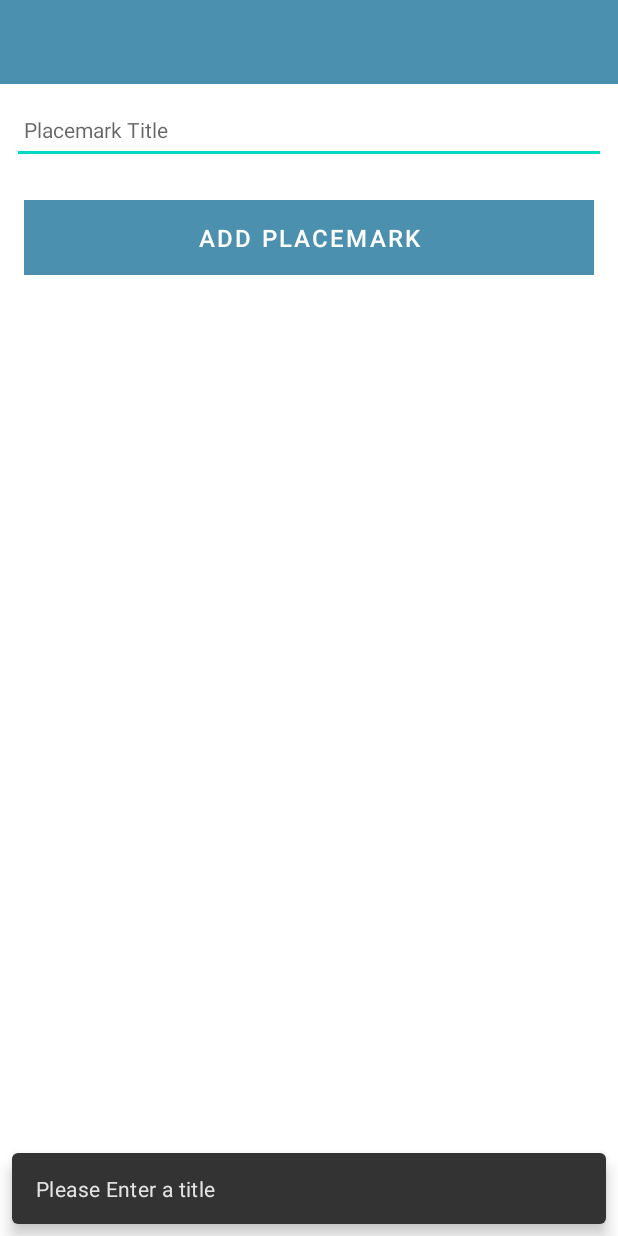
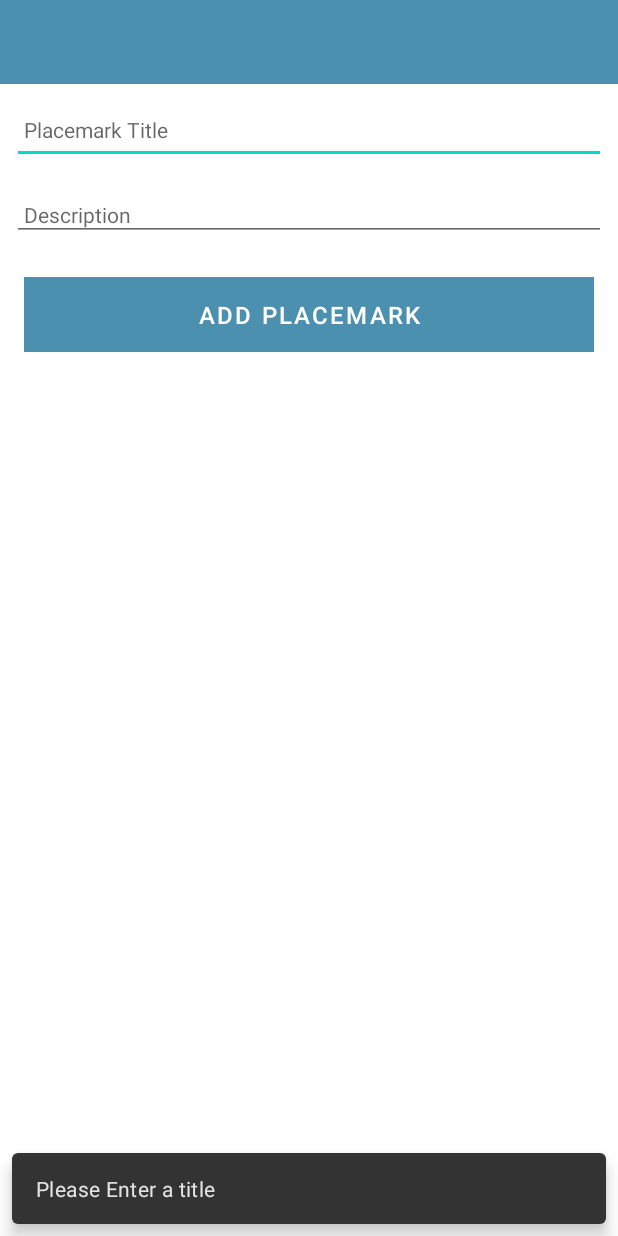
Before and after one commit to SPowerRoche/TestPlaceMark, an Android app: the screen it shows after launch (PlacemarkActivity), after a tap on "ADD PLACEMARK", on a phone screen of 412 x 824 dp. Run offline under Robolectric (Android 15) with nearby library versions, the phone set to English and light mode, and no system bars; our stand-ins replace Timber; 1 statement that could not run was skipped.

Commit message:
MBDD Added ArrayList Support for Placemarks

```diff
--- a/app/src/main/java/org/wit/placemark/activities/PlacemarkActivity.kt
+++ b/app/src/main/java/org/wit/placemark/activities/PlacemarkActivity.kt
@@ -12,6 +12,7 @@ class PlacemarkActivity : AppCompatActivity() {
 
     private lateinit var binding: ActivityPlacemarkBinding
     var placemark = PlacemarkModel()
+    val placemarks = ArrayList<PlacemarkModel>()
 
     override fun onCreate(savedInstanceState: Bundle?) {
         super.onCreate(savedInstanceState)
@@ -25,8 +26,14 @@ class PlacemarkActivity : AppCompatActivity() {
 
         binding.btnAdd.setOnClickListener() {
             placemark.title = binding.placemarkTitle.text.toString()
+            placemark.description = binding.description.text.toString()
             if (placemark.title.isNotEmpty()) {
-                i("add Button Pressed: $placemark.title")
+
+                placemarks.add(placemark.copy())
+                i("add Button Pressed: ${placemark}")
+                for (i in placemarks.indices) {
+                    i("Placemark[$i]:${this.placemarks[i]}")
+                }
             }
             else {
                 Snackbar
--- a/app/src/main/java/org/wit/placemark/models/PlacemarkModel.kt
+++ b/app/src/main/java/org/wit/placemark/models/PlacemarkModel.kt
@@ -1,3 +1,4 @@
 package org.wit.placemark.models
 
-data class PlacemarkModel(var title: String = "")
+data class PlacemarkModel(var title: String = "",
+                          var description: String = "")
--- a/app/src/main/res/layout/activity_placemark.xml
+++ b/app/src/main/res/layout/activity_placemark.xml
@@ -54,6 +54,19 @@
                     android:textColor="@color/colorPrimaryDark"
                     android:textSize="14sp" />
 
+                <EditText
+                    android:id="@+id/description"
+                    android:layout_width="match_parent"
+                    android:layout_height="wrap_content"
+                    android:layout_margin="8dp"
+                    android:hint="@string/hint_placemarkDescription"
+                    android:inputType="text"
+                    android:maxLength="25"
+                    android:maxLines="1"
+                    android:padding="8dp"
+                    android:textColor="@color/colorPrimaryDark"
+                    android:textSize="14sp" />
+
                 <Button
                     android:id="@+id/btnAdd"
                     android:layout_width="match_parent"
--- a/app/src/main/res/values/strings.xml
+++ b/app/src/main/res/values/strings.xml
@@ -2,4 +2,5 @@
     <string name="app_name">Placemark</string>
     <string name="button_addPlacemark">Add Placemark</string>
     <string name="hint_placemarkTitle">Placemark Title</string>
+    <string name="hint_placemarkDescription">Description </string>
 </resources>
```
